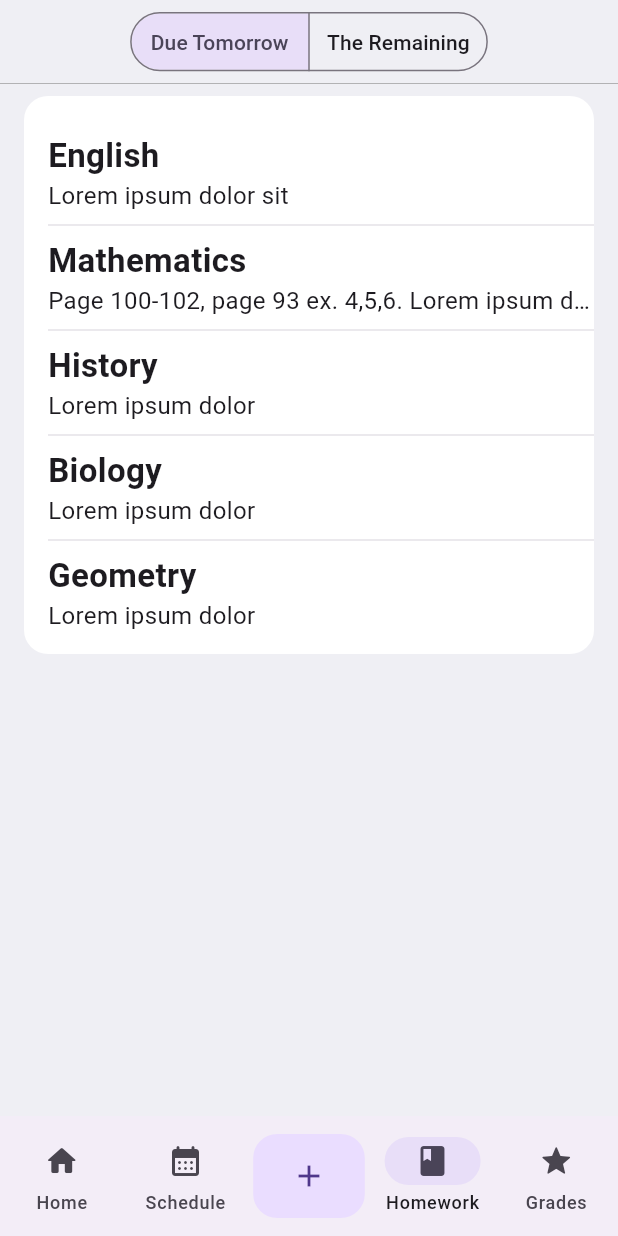
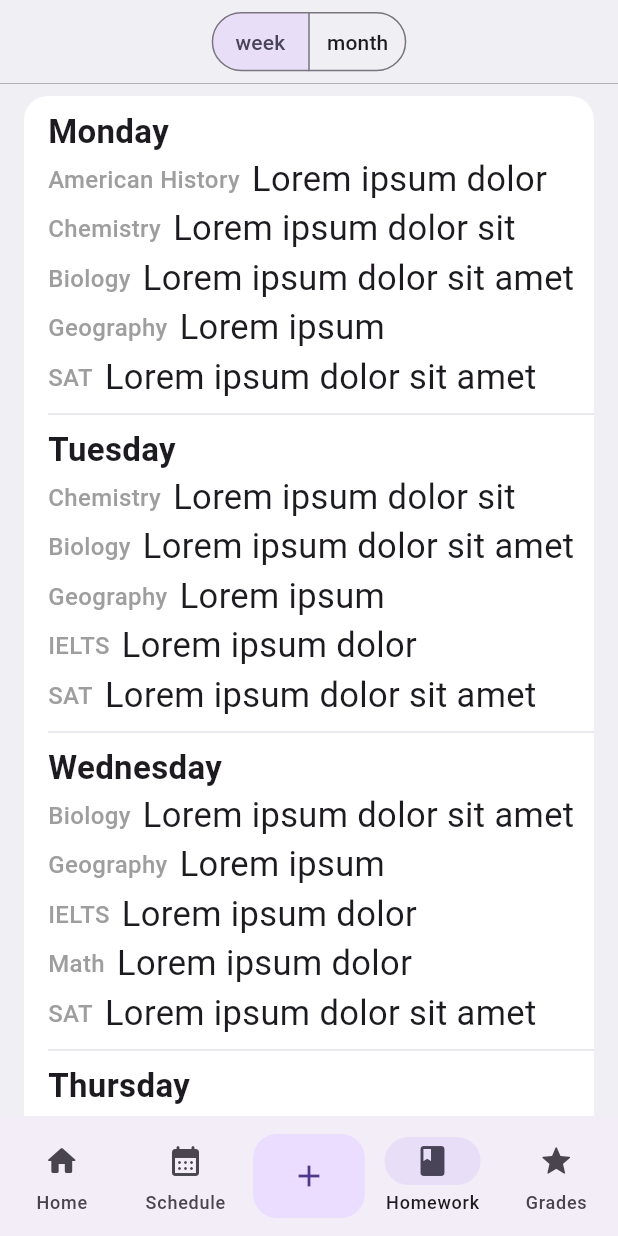
Before and after one commit to GeorgeEu/scentia, a Flutter app: the screen it shows after launch, item 3 of the bottom bar chosen, on a phone screen of 412 x 824 dp. Run offline on Flutter 3.47's test engine with Material 2 defaults, Android fonts, the phone set to English and light mode, and no system bars; our stand-ins replace dots_indicator, table_calendar.

Commit message:
Homework update

```diff
--- a/lib/components/calendar/calendar.dart
+++ b/lib/components/calendar/calendar.dart
@@ -24,17 +24,6 @@ class _CalendarState extends State<Calendar> {
   Widget build(BuildContext context) {
     return Column(
       children: [
-        Row(
-          children: [
-            Text(
-              'Schedule',
-              style: TextStyle(
-                fontWeight: FontWeight.w600,
-                fontSize: 24,
-              ),
-            ),
-          ],
-        ),
         Container(
           decoration: BoxDecoration(
               color: Colors.white,
--- a/lib/components/home_work/hw_for_tmr/homework_for_tmr.dart
+++ /dev/null
@@ -1,38 +0,0 @@
-import 'package:card_test/components/home_work/full_hw/lesson_home_work.dart';
-import 'package:card_test/components/home_work/hw_for_tmr/tmr_lesson_hw.dart';
-import 'package:flutter/material.dart';
-
-class TmrHomeWork extends StatefulWidget {
-  final List _tmr_tasks;
-  const TmrHomeWork(this._tmr_tasks);
-
-  @override
-  State<TmrHomeWork> createState() => _TmrHomeWorkState();
-}
-
-class _TmrHomeWorkState extends State<TmrHomeWork> {
-  @override
-  Widget build(BuildContext context) {
-    var homeworkCount = widget._tmr_tasks.length;
-    return Padding(
-      padding: const EdgeInsets.only(left: 16, top: 16, bottom: 16),
-      child: Container(
-        height: homeworkCount * 68,
-        padding: const EdgeInsets.only(top: 8),
-        child: ListView.separated(
-          primary: false,
-          shrinkWrap: true,
-          itemCount: homeworkCount,
-          itemBuilder: (context, index) {
-            return TmrLessonHW(widget._tmr_tasks[index]);
-          },
-          separatorBuilder: (context, index) {
-            return const Divider(
-                thickness: 0.5,
-            );
-          },
-        ),
-      ),
-    );
-  }
-}
--- a/lib/components/home_work/hw_for_tmr/tmr_lesson_hw.dart
+++ /dev/null
@@ -1,37 +0,0 @@
-import 'package:flutter/material.dart';
-
-class TmrLessonHW extends StatefulWidget {
-  final Map<String, String> _tmr_task;
-
-  TmrLessonHW(this._tmr_task);
-
-  @override
-  State<TmrLessonHW> createState() => _TmrLessonHWState();
-}
-
-class _TmrLessonHWState extends State<TmrLessonHW> {
-  @override
-  Widget build(BuildContext context) {
-    return Column(
-      mainAxisAlignment: MainAxisAlignment.start,
-      crossAxisAlignment: CrossAxisAlignment.baseline,
-      textBaseline: TextBaseline.ideographic,
-      children: [
-        Text(
-          widget._tmr_task['Name'].toString(),
-          style: TextStyle(
-            fontWeight: FontWeight.w600,
-            fontSize: 22,
-          ),
-        ),
-        Text(
-          widget._tmr_task['Task'].toString(),
-          overflow: TextOverflow.ellipsis,
-          style: TextStyle(
-            fontSize: 16,
-          ),
-        ),
-      ],
-    );
-  }
-}
--- /dev/null
+++ b/lib/components/home_work/week_homework/week_homework.dart
@@ -0,0 +1,37 @@
+import 'package:card_test/components/home_work/week_homework/week_segment_homework.dart';
+import 'package:flutter/material.dart';
+
+class WeekHomework extends StatefulWidget {
+  final List _week_homework;
+  const WeekHomework(this._week_homework);
+
+  @override
+  State<WeekHomework> createState() => _WeekHomeworkState();
+}
+
+class _WeekHomeworkState extends State<WeekHomework> {
+  @override
+  Widget build(BuildContext context) {
+    var homeworkCount = widget._week_homework.length;
+    return Padding(
+      padding: const EdgeInsets.only(left: 16),
+      child: Container(
+        height: homeworkCount * 220,
+        padding: const EdgeInsets.only(top: 8),
+        child: ListView.separated(
+          primary: false,
+          shrinkWrap: true,
+          itemCount: homeworkCount,
+          itemBuilder: (context, index) {
+            return WeekSegmentHomework(widget._week_homework[index]);
+          },
+          separatorBuilder: (context, index) {
+            return const Divider(
+                thickness: 0.5,
+            );
+          },
+        ),
+      ),
+    );
+  }
+}
--- /dev/null
+++ b/lib/components/home_work/week_homework/week_segment_homework.dart
@@ -0,0 +1,52 @@
+import 'package:flutter/material.dart';
+
+class WeekSegmentHomework extends StatefulWidget {
+  final Map<String, dynamic> _week_homework;
+
+  WeekSegmentHomework(this._week_homework);
+
+  @override
+  State<WeekSegmentHomework> createState() => _WeekSegmentHomeworkState();
+}
+
+class _WeekSegmentHomeworkState extends State<WeekSegmentHomework> {
+  @override
+  Widget build(BuildContext context) {
+    return Column(
+      mainAxisAlignment: MainAxisAlignment.start,
+      crossAxisAlignment: CrossAxisAlignment.baseline,
+      textBaseline: TextBaseline.ideographic,
+      children: [
+        Text(
+          widget._week_homework['Day'].toString(),
+          style: TextStyle(
+            fontWeight: FontWeight.w600,
+            fontSize: 22,
+          ),
+        ),
+        for (var segment in widget._week_homework["Schedule"])
+        Row(
+          children: [
+              Padding(
+                padding: const EdgeInsets.only(right: 8),
+                child: Text(
+                  segment['Name'],
+                    style: const TextStyle(
+                        fontWeight: FontWeight.w500,
+                        fontSize: 16,
+                        color: Colors.grey)
+                ),
+              ),
+            Expanded(
+              child: Text(
+                segment['Task'],
+                overflow: TextOverflow.ellipsis,
+                style: const TextStyle(fontSize: 23),
+              ),
+            ),
+          ],
+        )
+      ],
+    );
+  }
+}
--- a/lib/data/home_work_data/tmr_hw_data.dart
+++ /dev/null
@@ -1,27 +0,0 @@
-class TmrHomeWorkData {
-  final _tmr_tasks = [
-    {
-      "Name": "English",
-      "Task": "Lorem ipsum dolor sit"
-    },
-    {
-      "Name": "Mathematics",
-      "Task": "Page 100-102, page 93 ex. 4,5,6. Lorem ipsum dolor sit amet"
-    },
-    {
-      "Name": "History",
-      "Task": "Lorem ipsum dolor"
-    },
-    {
-      "Name": "Biology",
-      "Task": "Lorem ipsum dolor"
-    },
-    {
-      "Name": "Geometry",
-      "Task": "Lorem ipsum dolor"
-    },
-  ];
-  List getTmrHomeWork() {
-    return _tmr_tasks;
-  }
-}
--- /dev/null
+++ b/lib/data/home_work_data/week_howework_data.dart
@@ -0,0 +1,136 @@
+class WeekHomeworkData {
+  final _week_homework = [
+    {
+      "Day": "Monday",
+      "Schedule": [
+        {
+          "Name": "American History",
+          "Task": "Lorem ipsum dolor"
+        },
+        {
+          "Name": "Chemistry",
+          "Task": "Lorem ipsum dolor sit"
+        },
+        {
+          "Name": "Biology",
+          "Task": "Lorem ipsum dolor sit amet"
+        },
+        {
+          "Name": "Geography",
+          "Task": "Lorem ipsum"
+        },
+        {
+          "Name": "SAT",
+          "Task": "Lorem ipsum dolor sit amet"
+        }
+      ]
+    },
+    {
+      "Day": "Tuesday",
+      "Schedule": [
+        {
+          "Name": "Chemistry",
+          "Task": "Lorem ipsum dolor sit"
+        },
+        {
+          "Name": "Biology",
+          "Task": "Lorem ipsum dolor sit amet"
+        },
+        {
+          "Name": "Geography",
+          "Task": "Lorem ipsum"
+        },
+        {
+          "Name": "IELTS",
+          "Task": "Lorem ipsum dolor"
+        },
+        {
+          "Name": "SAT",
+          "Task": "Lorem ipsum dolor sit amet"
+        }
+      ]
+    },
+    {
+      "Day": "Wednesday",
+      "Schedule": [
+        {
+          "Name": "Biology",
+          "Task": "Lorem ipsum dolor sit amet"
+        },
+        {
+          "Name": "Geography",
+          "Task": "Lorem ipsum"
+        },
+        {
+          "Name": "IELTS",
+          "Task": "Lorem ipsum dolor"
+        },
+        {
+          "Name": "Math",
+          "Task": "Lorem ipsum dolor"
+        },
+        {
+          "Name": "SAT",
+          "Task": "Lorem ipsum dolor sit amet"
+        }
+      ]
+    },
+    {
+      "Day": "Thursday",
+      "Schedule": [
+        {
+          "Name": "American History",
+          "Task": "Lorem ipsum dolor"
+        },
+        {
+          "Name": "Chemistry",
+          "Task": "Lorem ipsum dolor sit"
+        },
+        {
+          "Name": "Math",
+          "Task": "Lorem ipsum dolor"
+        },
+        {
+          "Name": "SAT",
+          "Task": "Lorem ipsum dolor sit amet"
+        }
+      ]
+    },
+    {
+      "Day": "Friday",
+      "Schedule": [
+        {
+          "Name": "American History",
+          "Task": "Lorem ipsum dolor"
+        },
+        {
+          "Name": "Chemistry",
+          "Task": "Lorem ipsum dolor sit"
+        },
+        {
+          "Name": "Biology",
+          "Task": "Lorem ipsum dolor sit amet"
+        },
+        {
+          "Name": "Geography",
+          "Task": "Lorem ipsum"
+        },
+        {
+          "Name": "IELTS",
+          "Task": "Lorem ipsum dolor"
+        },
+        {
+          "Name": "Math",
+          "Task": "Lorem ipsum dolor"
+        },
+        {
+          "Name": "SAT",
+          "Task": "Lorem ipsum dolor sit amet"
+        }
+      ]
+    },
+  ];
+  List getWeekHomework() {
+    return _week_homework;
+  }
+}
--- a/lib/pages/grades_page.dart
+++ b/lib/pages/grades_page.dart
@@ -3,11 +3,8 @@ import 'package:flutter/material.dart';
 
 import '../components/grades/grades/grades.dart';
 import '../components/grades/td_grades/todays_grades.dart';
-import '../components/home_work/hw_for_tmr/homework_for_tmr.dart';
 import '../data/grades_data/grades_data.dart';
 import '../data/grades_data/td_grades_data.dart';
-import '../data/home_work_data/home_work_data.dart';
-import '../data/home_work_data/tmr_hw_data.dart';
 
 class Grades_Page extends StatefulWidget {
   const Grades_Page({Key? key}) : super(key: key);
--- a/lib/pages/homework_page.dart
+++ b/lib/pages/homework_page.dart
@@ -1,10 +1,11 @@
+import 'package:card_test/components/calendar/calendar.dart';
 import 'package:flutter/cupertino.dart';
 import 'package:flutter/material.dart';
 
 import '../components/home_work/full_hw/home_work.dart';
-import '../components/home_work/hw_for_tmr/homework_for_tmr.dart';
+import '../components/home_work/week_homework/week_homework.dart';
 import '../data/home_work_data/home_work_data.dart';
-import '../data/home_work_data/tmr_hw_data.dart';
+import '../data/home_work_data/week_howework_data.dart';
 
 class Homework_Page extends StatefulWidget {
   const Homework_Page({Key? key}) : super(key: key);
@@ -12,12 +13,12 @@ class Homework_Page extends StatefulWidget {
   @override
   State<Homework_Page> createState() => _Homework_PageState();
 }
-enum Content { dueTomorrow, theRemaining }
+enum Content { week, month }
 
 class _Homework_PageState extends State<Homework_Page> {
   var tasks = HomeWorkData();
-  var tmr_task = TmrHomeWorkData();
-  Content selectedContent = Content.dueTomorrow;
+  var tmr_task = WeekHomeworkData();
+  Content selectedContent = Content.week;
 
   @override
   Widget build(BuildContext context) {
@@ -47,12 +48,12 @@ class _Homework_PageState extends State<Homework_Page> {
                     ),
                     segments: const <ButtonSegment<Content>>[
                       ButtonSegment<Content>(
-                          value: Content.dueTomorrow,
-                          label: Text('Due Tomorrow')
+                          value: Content.week,
+                          label: Text('week')
                       ),
                       ButtonSegment<Content>(
-                        value: Content.theRemaining,
-                        label: Text('The Remaining'),
+                        value: Content.month,
+                        label: Text('month'),
                       ),
                     ],
                     selected: <Content>{selectedContent},
@@ -81,10 +82,10 @@ class _Homework_PageState extends State<Homework_Page> {
               ),
               child: Column(
                 children: [
-                  if (selectedContent == Content.dueTomorrow)
-                    TmrHomeWork(tmr_task.getTmrHomeWork()),
-                  if (selectedContent == Content.theRemaining)
-                    HomeWork(tasks.getHomeWork()),
+                  if (selectedContent == Content.week)
+                    WeekHomework(tmr_task.getWeekHomework()),
+                  if (selectedContent == Content.month)
+                    const Calendar(),
                 ],
               ),
             ),
```
